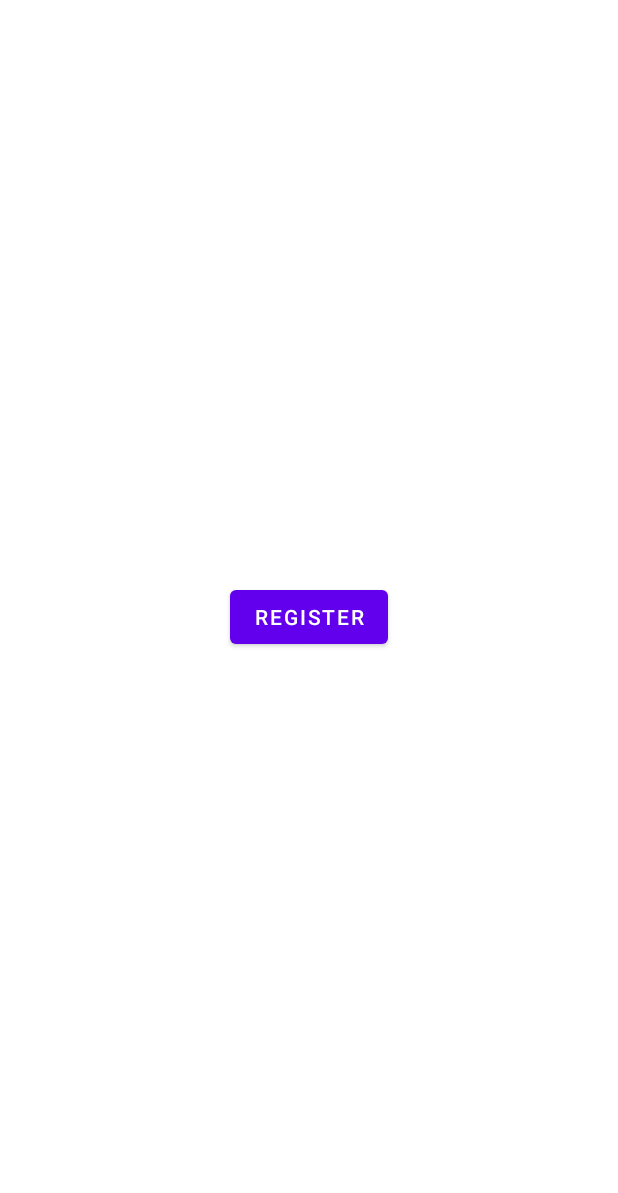
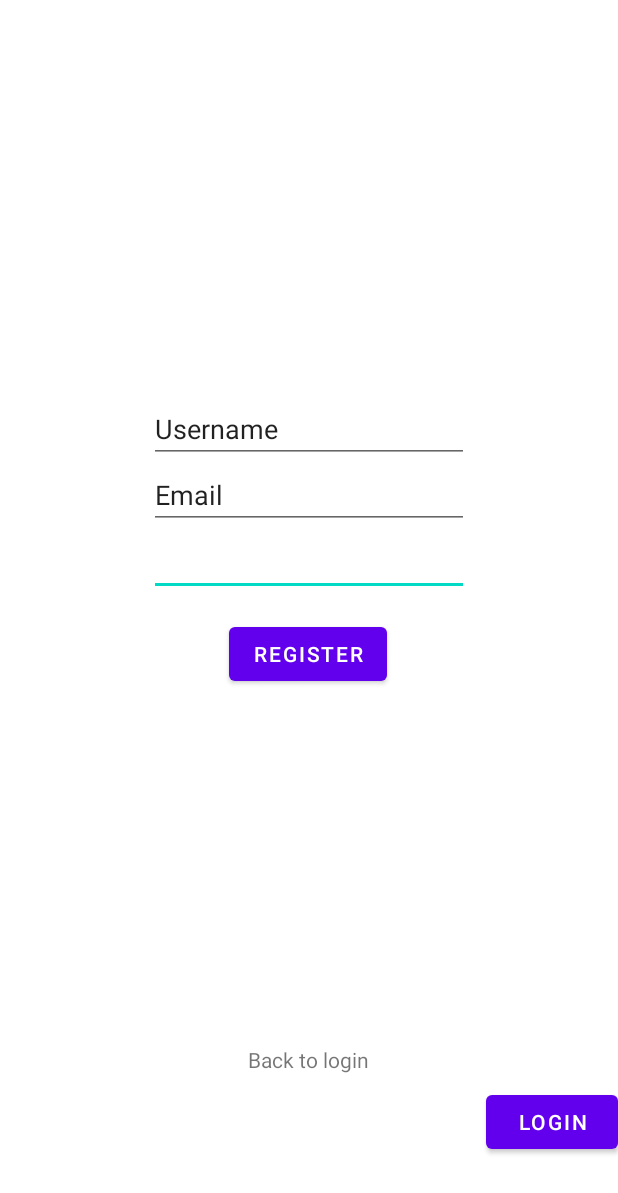
Before and after one commit to SniperSlayerss/SCRAPS, an Android app: the RegistrationActivity screen opened directly, with no data from a screen before it, after a tap on "REGISTER", on a phone screen of 412 x 824 dp. Shown: the top 1193 px of the screen. Run offline under Robolectric (Android 15) with nearby library versions, the phone set to English and light mode, and no system bars; our stand-ins replace Firebase (no records; nobody signed in at launch, a user with empty details on screens opened directly).

Commit message:
Added ability to login and register account using FirebaseAuth

```diff
--- a/app/src/main/java/com/example/scraps/DBModels/Registration.java
+++ b/app/src/main/java/com/example/scraps/DBModels/Registration.java
@@ -1,5 +1,8 @@
 package com.example.scraps.DBModels;
 
+import android.widget.Toast;
+
+import com.example.scraps.LoginActivity;
 import com.google.firebase.auth.AuthResult;
 import com.google.firebase.auth.FirebaseAuth;
 import com.google.firebase.database.DataSnapshot;
--- a/app/src/main/java/com/example/scraps/LoginActivity.java
+++ b/app/src/main/java/com/example/scraps/LoginActivity.java
@@ -4,20 +4,25 @@ import androidx.appcompat.app.AppCompatActivity;
 
 import android.content.Intent;
 import android.os.Bundle;
+import android.util.Log;
 import android.view.View;
 import android.widget.Button;
 import android.widget.EditText;
 import android.widget.Toast;
 
+import com.example.scraps.DBModels.FoodItem;
+import com.example.scraps.DBModels.Login;
 import com.example.scraps.DBModels.Registration;
+import com.example.scraps.DBModels.Users;
 import com.google.firebase.auth.FirebaseAuth;
+import com.google.firebase.auth.FirebaseUser;
 import com.google.firebase.database.DatabaseReference;
 import com.google.firebase.database.FirebaseDatabase;
 
 public class LoginActivity extends AppCompatActivity {
 
     private EditText emailInput, passwordInput;
-    private Button loginButton;
+    private Button loginButton, registerButton;
     private FirebaseAuth mAuth;
     @Override
     protected void onCreate(Bundle savedInstanceState) {
@@ -26,14 +31,24 @@ public class LoginActivity extends AppCompatActivity {
 
         mAuth = FirebaseAuth.getInstance();
         loginButton = findViewById(R.id.login_button);
+        registerButton = findViewById(R.id.register_button);
         emailInput = findViewById(R.id.email_input);
         passwordInput = findViewById(R.id.password_input);
         loginButton.setOnClickListener(new View.OnClickListener() {
             @Override
             public void onClick(View view) {
+
                 loginUser();
             }
         });
+        registerButton.setOnClickListener(new View.OnClickListener() {
+            @Override
+            public void onClick(View view) {
+
+                openRegisterScreenActivity();
+            }
+        });
+
     }
 
     private void loginUser() {
--- a/app/src/main/java/com/example/scraps/RegistrationActivity.java
+++ b/app/src/main/java/com/example/scraps/RegistrationActivity.java
@@ -2,10 +2,13 @@ package com.example.scraps;
 
 import androidx.appcompat.app.AppCompatActivity;
 
+import android.content.Intent;
 import android.os.Bundle;
 import android.util.Log;
 import android.view.View;
 import android.widget.Button;
+import android.widget.EditText;
+import android.widget.Toast;
 
 import com.example.scraps.DBModels.FoodItem;
 import com.example.scraps.DBModels.Login;
@@ -19,6 +22,9 @@ import com.google.firebase.database.FirebaseDatabase;
 public class RegistrationActivity extends AppCompatActivity {
 
     private Registration registration;
+    private Button registerButton, loginButton;
+    private EditText emailInput, passwordInput, usernameInput;
+    private FirebaseAuth mAuth;
 
     @Override
     protected void onCreate(Bundle savedInstanceState) {
@@ -26,87 +32,51 @@ public class RegistrationActivity extends AppCompatActivity {
         setContentView(R.layout.activity_registration);
         registration = new Registration();
 
-        Button registerButton = findViewById(R.id.registerButton);
+        mAuth = FirebaseAuth.getInstance();
+        registerButton = findViewById(R.id.register_button);
+        loginButton = findViewById(R.id.login_button);
+        emailInput = findViewById(R.id.email_input);
+        passwordInput = findViewById(R.id.password_input);
+        usernameInput = findViewById(R.id.username_input);
         registerButton.setOnClickListener(new View.OnClickListener() {
             @Override
             public void onClick(View view) {
-                // Assuming you have an instance of the Registration class
-                //Registration registration = new Registration();
+                registerUser();
+            }
+        });
+        loginButton.setOnClickListener(new View.OnClickListener() {
+            @Override
+            public void onClick(View view) {
+                openLoginScreenActivity();
+            }
+        });
+    }
+    private void registerUser() {
+        String username = usernameInput.getText().toString().trim();
+        String email = emailInput.getText().toString().trim();
+        String password = passwordInput.getText().toString().trim();
 
-
-//                Registration registration = new Registration();
-//                registration.registerUserAndCreateHousehold("Jack", "jack1234@gmail.com", "urmom", new Registration.DatabaseOperationCallback() {
-//                    @Override
-//                    public void onSuccess(String houseID) {
-//                        System.out.println("Registration and household creation successful. House ID: " + houseID);
-//                    }
-//
-//                    @Override
-//                    public void onFailure(String message) {
-//                        System.err.println("Registration or household creation failed: " + message);
-//                    }
-//                });
-
-                Login login = new Login();
-                login.loginUserWithEmail("jack1234@gmail.com", "urmom", new Login.UserDetailsCallback() {
+        // Password, Email, and Username can't be empty
+        if(username.isEmpty() || email.isEmpty() || password.isEmpty()) {
+            Toast.makeText(RegistrationActivity.this, "Username, email, and password must not be empty", Toast.LENGTH_SHORT).show();
+            return;
+        }
+        registration.registerUserAndCreateHousehold(username, email, password, new Registration.DatabaseOperationCallback() {
             @Override
-                    public void onSuccess(Users user) {
-                        FirebaseUser firebaseUser = FirebaseAuth.getInstance().getCurrentUser();
-                        if (firebaseUser != null) {
-                            String firebaseUid = firebaseUser.getUid();
-                            Log.d("LoginSuccess", "User name: " + user.getUsername());
-
-                            // Assuming FoodItem class and user object are properly set up
-                            FoodItem cheese = new FoodItem("cheese", "11/09/2003", "11/09/2003", 2.05f, "DAIRY", false, "Jack");
-
-                            // Now add the food item to the user using the Firebase UID
-                            user.addFoodItemToUser(cheese, firebaseUid);
-                        }
+            public void onSuccess(String houseID) {
+                // On success let user know
+                Toast.makeText(RegistrationActivity.this, "Registration successful!", Toast.LENGTH_SHORT).show();
             }
 
             @Override
-                    public void onFailure(String errorMessage) {
-                        Log.e("LoginFailure", errorMessage);
-                    }
-                });
-
-
-
-
-//                Login login = new Login();
-//                login.loginUserWithEmail(firebaseUser.getEmail(), "urmom", new Login.UserDetailsCallback() {
-//                    @Override
-//                    public void onSuccess(Users user) {
-//                        // Handle successful login and fetched user details
-//                        Log.d("LoginSuccess", "User name: " + user.getUsername());
-//                        user.addFoodItemToUser(new FoodItem("cheese", "11/09/2003", "11/09/2003", 2.05f, "DAIRY", false, "Jack"));
-//                    }
-//
-//                    @Override
-//                    public void onFailure(String errorMessage) {
-//                        // Handle login failure or errors fetching user details
-//                        Log.e("LoginFailure", errorMessage);
-//                    }
-//                });
-
-
-                //Now, call registerUserAndCreateHousehold with a callback implementation
-//                registration.registerUserAndCreateHousehold("Jack1", "jack1234@gmail.com", "urmomisgayhalol", new Registration.DatabaseOperationCallback() {
-//                    @Override
-//                    public void onSuccess(String houseID) {
-//                        // This block is executed if the registration and household creation are successful
-//                        System.out.println("Registration and household creation successful. House ID: " + houseID);
-//                    }
-//
-//                    @Override
-//                    public void onFailure(String message) {
-//                        // This block is executed if there was a failure during the registration or household creation
-//                        System.out.println("Registration or household creation failed: " + message);
-//                   }
-//                });
-//
-//
+            public void onFailure(String message) {
+                // Show error, invalid registration
+                Toast.makeText(RegistrationActivity.this, message, Toast.LENGTH_SHORT).show();
             }
         });
     }
+    public void openLoginScreenActivity() {
+        Intent intent = new Intent(this, LoginActivity.class);
+        startActivity(intent);
     }
+}
--- a/app/src/main/res/layout/activity_registration.xml
+++ b/app/src/main/res/layout/activity_registration.xml
@@ -6,15 +6,76 @@
     android:layout_height="match_parent"
     tools:context=".RegistrationActivity">
 
-    <Button
-        android:id="@+id/registerButton"
+    <EditText
+        android:id="@+id/password_input"
         android:layout_width="wrap_content"
         android:layout_height="wrap_content"
-        android:text="Register"
+        android:ems="10"
+        android:inputType="textPassword"
         app:layout_constraintBottom_toBottomOf="parent"
         app:layout_constraintEnd_toEndOf="parent"
         app:layout_constraintStart_toStartOf="parent"
         app:layout_constraintTop_toTopOf="parent"
-        app:layout_constraintVertical_bias="0.499" />
+        app:layout_constraintVertical_bias="0.452" />
+
+    <EditText
+        android:id="@+id/email_input"
+        android:layout_width="wrap_content"
+        android:layout_height="wrap_content"
+        android:ems="10"
+        android:inputType="text"
+        android:text="Email"
+        app:layout_constraintBottom_toBottomOf="parent"
+        app:layout_constraintEnd_toEndOf="parent"
+        app:layout_constraintStart_toStartOf="parent"
+        app:layout_constraintTop_toTopOf="parent"
+        app:layout_constraintVertical_bias="0.395" />
+
+    <EditText
+        android:id="@+id/username_input"
+        android:layout_width="wrap_content"
+        android:layout_height="wrap_content"
+        android:ems="10"
+        android:inputType="text"
+        android:text="Username"
+        app:layout_constraintBottom_toBottomOf="parent"
+        app:layout_constraintEnd_toEndOf="parent"
+        app:layout_constraintStart_toStartOf="parent"
+        app:layout_constraintTop_toTopOf="parent"
+        app:layout_constraintVertical_bias="0.338" />
+
+    <Button
+        android:id="@+id/login_button"
+        android:layout_width="wrap_content"
+        android:layout_height="wrap_content"
+        android:layout_marginBottom="52dp"
+        android:onClick="openLoginActivityScreen"
+        android:text="Login"
+        app:layout_constraintBottom_toBottomOf="parent"
+        app:layout_constraintEnd_toEndOf="parent" />
+
+    <TextView
+        android:id="@+id/textView3"
+        android:layout_width="wrap_content"
+        android:layout_height="wrap_content"
+        android:layout_marginBottom="108dp"
+        android:text="Back to login"
+        app:layout_constraintBottom_toBottomOf="parent"
+        app:layout_constraintEnd_toEndOf="parent"
+        app:layout_constraintHorizontal_bias="0.498"
+        app:layout_constraintStart_toStartOf="parent" />
+
+    <Button
+        android:id="@+id/register_button"
+        android:layout_width="wrap_content"
+        android:layout_height="wrap_content"
+        android:onClick="openLoginActivityScreen"
+        android:text="Register"
+        app:layout_constraintBottom_toBottomOf="parent"
+        app:layout_constraintEnd_toEndOf="parent"
+        app:layout_constraintHorizontal_bias="0.498"
+        app:layout_constraintStart_toStartOf="parent"
+        app:layout_constraintTop_toTopOf="parent"
+        app:layout_constraintVertical_bias="0.531" />
 
 </androidx.constraintlayout.widget.ConstraintLayout>
```
Lines whose indentation alone changed are shown as unchanged.
